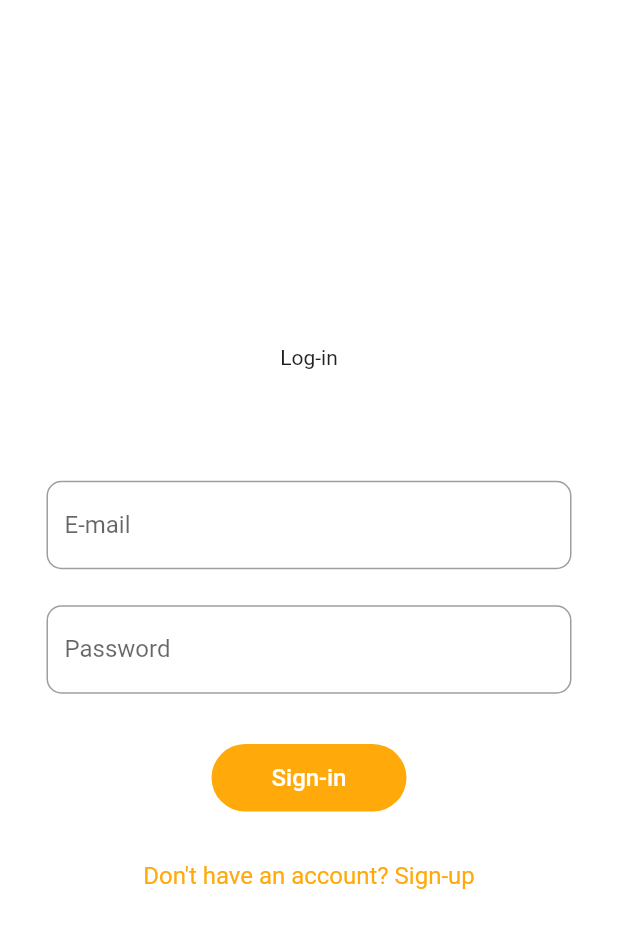
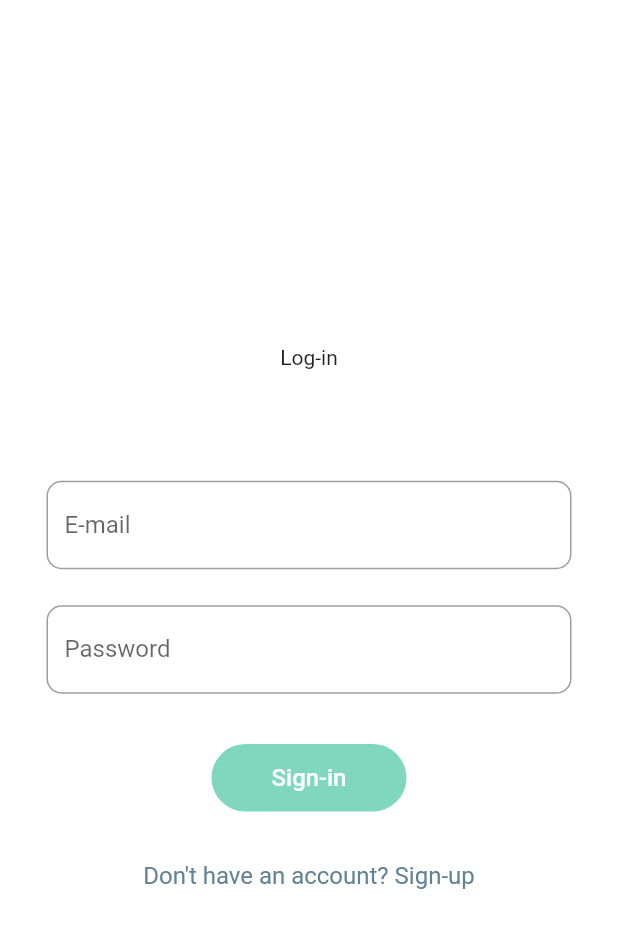
Before and after one commit to stefan-chivu/smartpark, a Flutter app: the Home screen opened directly, after a tap on "Sign-out", on a phone screen of 412 x 824 dp. Shown: the top 928 px of the screen. Run offline on Flutter 3.47's test engine with Material 2 defaults, Android fonts, the phone set to English and light mode, and no system bars; our stand-ins replace firebase_auth, firebase_core, google_maps_flutter, location, shared_preferences; missing offline and left inert: multi_split_view, mysql_client; accounts and stored records are empty.

Commit message:
ui: changed app colors

```diff
--- a/easy_park/lib/screens/auth/login_page.dart
+++ b/easy_park/lib/screens/auth/login_page.dart
@@ -79,7 +79,8 @@ class _LoginPageState extends State<LoginPage> {
                         _passwordFormKey.currentState!.validate()) {
                       String result = await _auth.signInWithEmailAndPassword(
                           _emailController.text, _passwordController.text);
-                      if (!result.contains("succes")) {
+                      if (mounted) {
+                        if (!result.contains("success")) {
                           ScaffoldMessenger.of(context)
                               .showSnackBar(SnackBar(content: Text(result)));
                         } else {
@@ -87,6 +88,7 @@ class _LoginPageState extends State<LoginPage> {
                             context,
                             MaterialPageRoute(builder: (context) => Home()),
                           );
+                        }
                       }
                     }
                   },
@@ -103,7 +105,7 @@ class _LoginPageState extends State<LoginPage> {
               },
               child: Text("Don't have an account? Sign-up",
                   style: TextStyle(
-                      fontSize: AppFontSizes.M, color: AppColors.Yellow)),
+                      fontSize: AppFontSizes.M, color: AppColors.slateGray)),
             ),
           ),
         ]),
--- a/easy_park/lib/screens/auth/register_page.dart
+++ b/easy_park/lib/screens/auth/register_page.dart
@@ -113,7 +113,7 @@ class _RegisterPageState extends State<RegisterPage> {
               },
               child: Text("Already have an account?",
                   style: TextStyle(
-                      fontSize: AppFontSizes.M, color: AppColors.Yellow)),
+                      fontSize: AppFontSizes.M, color: AppColors.slateGray)),
             ),
           ),
         ]),
--- a/easy_park/lib/screens/home/home_wrapper.dart
+++ b/easy_park/lib/screens/home/home_wrapper.dart
@@ -40,15 +40,15 @@ class _HomeWrapperState extends State<HomeWrapper> {
           default:
             if (snapshot.hasData) {
               if (snapshot.data != "") {
-                return Home();
+                return const Home();
               } else {
-                return LoginPage();
+                return const LoginPage();
               }
             }
             if (snapshot.hasError) {
               return Text('Error: ${snapshot.error}');
             } else {
-              return LoginPage();
+              return const LoginPage();
             }
         }
       },
--- a/easy_park/lib/services/location.dart
+++ b/easy_park/lib/services/location.dart
@@ -2,30 +2,30 @@ import 'package:location/location.dart';
 
 class LocationService {
   Future<LocationData> getCurrentLocation() async {
-    Location location = new Location();
+    Location location = Location();
 
-    bool _serviceEnabled;
-    PermissionStatus _permissionGranted;
-    LocationData _locationData;
+    bool serviceEnabled;
+    PermissionStatus permissionGranted;
+    LocationData locationData;
 
-    _serviceEnabled = await location.serviceEnabled();
-    if (!_serviceEnabled) {
-      _serviceEnabled = await location.requestService();
-      if (!_serviceEnabled) {
+    serviceEnabled = await location.serviceEnabled();
+    if (!serviceEnabled) {
+      serviceEnabled = await location.requestService();
+      if (!serviceEnabled) {
         return Future.error('Location service is turned off');
       }
     }
 
-    _permissionGranted = await location.hasPermission();
-    if (_permissionGranted == PermissionStatus.denied) {
-      _permissionGranted = await location.requestPermission();
-      if (_permissionGranted != PermissionStatus.granted) {
+    permissionGranted = await location.hasPermission();
+    if (permissionGranted == PermissionStatus.denied) {
+      permissionGranted = await location.requestPermission();
+      if (permissionGranted != PermissionStatus.granted) {
         return Future.error('Location permissions are denied');
       }
     }
 
-    _locationData = await location.getLocation();
+    locationData = await location.getLocation();
 
-    return _locationData;
+    return locationData;
   }
 }
--- a/easy_park/lib/ui_components/custom_app_bar.dart
+++ b/easy_park/lib/ui_components/custom_app_bar.dart
@@ -14,7 +14,7 @@ class CustomAppBar extends StatelessWidget with PreferredSizeWidget {
   @override
   Widget build(BuildContext context) {
     return AppBar(
-      backgroundColor: AppColors.Yellow,
+      backgroundColor: AppColors.slateGray,
       toolbarHeight: 50,
       leading: showHome
           ? IconButton(
--- a/easy_park/lib/ui_components/custom_button.dart
+++ b/easy_park/lib/ui_components/custom_button.dart
@@ -30,7 +30,8 @@ class _CustomButtonState extends State<CustomButton> {
               elevation: 0,
               padding: EdgeInsets.all(AppMargins.S),
               minimumSize: Size(130, 45),
-              primary: widget.isPrimary ? AppColors.Yellow : AppColors.DarkGray,
+              backgroundColor:
+                  widget.isPrimary ? AppColors.blueGreen : AppColors.pineTree,
               shape: RoundedRectangleBorder(
                   borderRadius: BorderRadius.circular(100.0)))),
     );
--- a/easy_park/lib/ui_components/ui_specs.dart
+++ b/easy_park/lib/ui_components/ui_specs.dart
@@ -1,8 +1,13 @@
 import 'package:flutter/cupertino.dart';
 
 class AppColors {
-  static const Color Yellow = Color(0xFFFFA90A);
-  static const DarkGray = Color(0xFF333234);
+  static const slateGray = Color(0xFF628395);
+  static const pineTree = Color(0xFF1f271b);
+  static const blueGreen = Color(0xFF7fd8be);
+  static const emerald = Color(0xFF44cf6c);
+  static const orangeYellow = Color(0xFFf4d35e);
+  static const orangeRed = Color(0xFFf25f5c);
+  static const sandyBrown = Color(0xFFee964b);
 }
 
 class AppFontSizes {
```
Also changed, not shown: easy_park/lib/main.dart (+6 -2 lines). Lines whose indentation alone changed are shown as unchanged.
